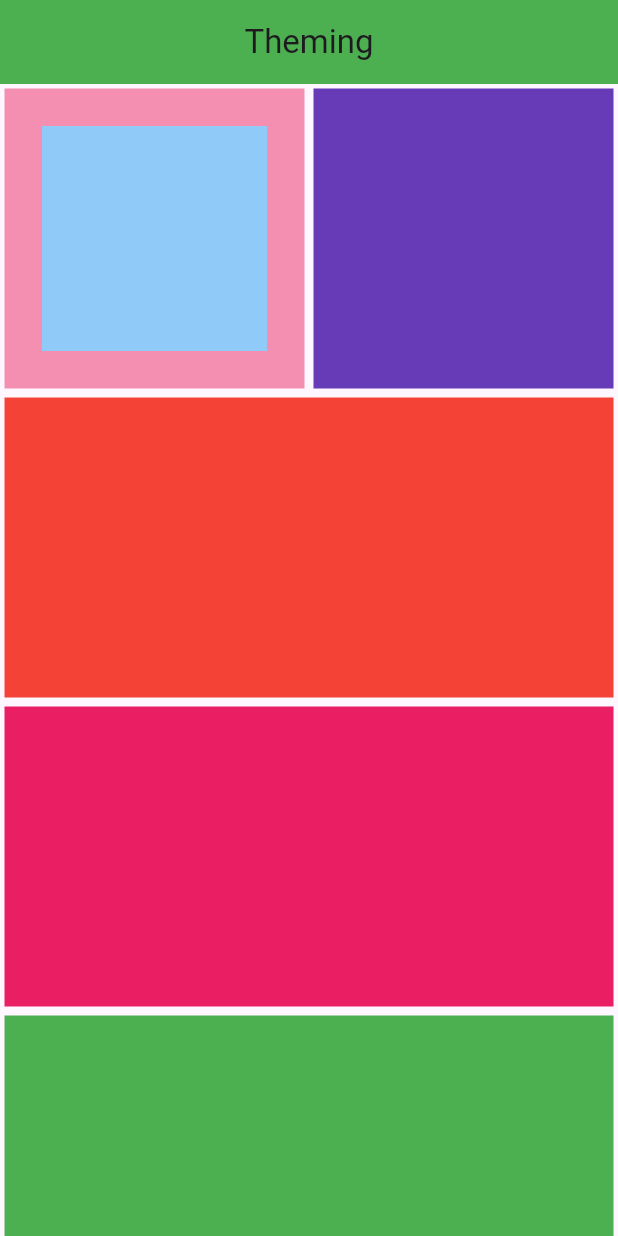
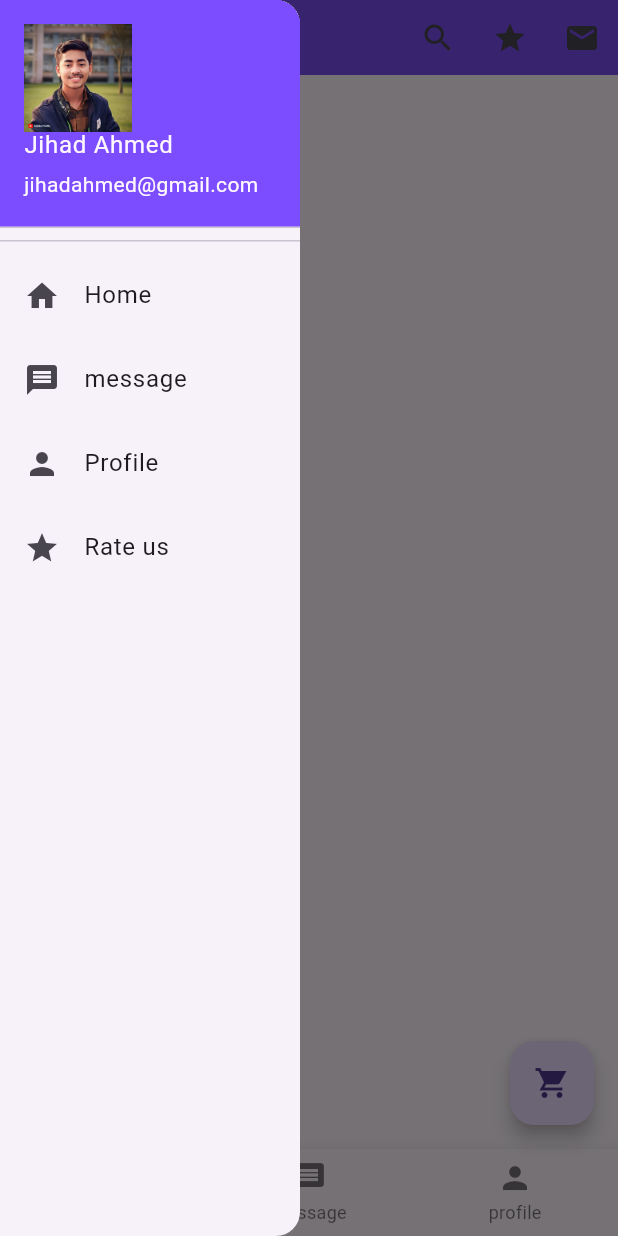
Before and after one commit to mdjihad2006/Practice_Project, a Flutter app: the screen it shows after launch, with the side drawer open (before the commit the screen has no drawer), on a phone screen of 412 x 824 dp. Run offline on Flutter 3.47's test engine with Material 3 defaults, Android fonts, the phone set to English and light mode, and no system bars; our stand-ins replace device_preview.

Commit message:
Simple app

```diff
--- a/lib/main.dart
+++ b/lib/main.dart
@@ -1,27 +1,35 @@
+import 'package:device_preview/device_preview.dart';
+import 'package:flutter/foundation.dart';
 import 'package:flutter/material.dart';
-import 'package:flutter/rendering.dart';
 
 void main() {
-  runApp(const MyApp());
+  runApp(DevicePreview(
+    enabled: !kReleaseMode,
+    builder: (context) => MyApp(), // Wrap your app
+  ),);
 }
 
 class MyApp extends StatelessWidget {
   const MyApp({super.key});
 
+
   @override
   Widget build(BuildContext context) {
     return  MaterialApp(
-      home: const HomeActivity(),
+      debugShowCheckedModeBanner: false,
+      home:   HomeActivity(),
       title: 'Theming',
       theme: ThemeData(
         appBarTheme: const AppBarTheme(
-          backgroundColor: Colors.green,
-          centerTitle: true,
+          backgroundColor: Colors.deepPurpleAccent,
+          toolbarHeight: 50,
+          elevation: 10,
         ),
       ),
     );
   }
 }
+
 class HomeActivity extends StatefulWidget{
   const HomeActivity({super.key});
 
@@ -31,147 +39,88 @@ class HomeActivity extends StatefulWidget{
 }
 class HomeState extends State<HomeActivity>{
 
+void  mySnackBar(BuildContext context,String message){
+    ScaffoldMessenger.of(context).showSnackBar(
+        SnackBar(content: Text(message),)
+    );
+  }
   @override
   Widget build(BuildContext context) {
-
-
     return Scaffold(
       appBar: AppBar(
-        title: const Text('Theming'),
+        toolbarOpacity: 1,
+        title: Text('Hello'),
+        actions: [
+          IconButton(onPressed: (){
+            mySnackBar(context,'Searching product');
+          }, icon: Icon(Icons.search)),
+          IconButton(onPressed: (){
+            mySnackBar(context,'Rate us');
+          }, icon: Icon(Icons.star)),
+          IconButton(onPressed: (){
+            mySnackBar(context, 'Write Email');
+          }, icon: Icon(Icons.email)),
+        ],
       ),
-
-      // body: Center(
-      //   child: Stack(
-      //     //alignment: Alignment.center,
-      //     clipBehavior: Clip.none,
-      //     textDirection: TextDirection.ltr,      // Stack widget
-      //     children: [
-      //       Container(
-      //         height: 250,
-      //         width: 250,
-      //         color: Colors.deepPurple,
-      //       ),
-      //       Positioned(
-      //         top: -10,
-      //         left: -10,
-      //         child: Container(
-      //           height: 200,
-      //           width: 200,
-      //           color: Colors.pink,
-      //         ),
-      //       ),
-      //       Positioned(
-      //         bottom: -10,
-      //         right: -10,
-      //         child: Container(
-      //           height: 150,
-      //           width: 150,
-      //           color: Colors.deepOrangeAccent,
-      //         ),
-      //       ),
-      //       Text('Hey Hello')
-      //     ],
-      //   ),
-      // ),
-
-      body: Center(
-        child: SingleChildScrollView(
-          child: Column(
+      floatingActionButton: FloatingActionButton(
+        elevation: 5,
+        focusColor: Colors.pink,
+        onPressed: (){
+        mySnackBar(context,'Adding product');
+      },child: Icon(Icons.shopping_cart_sharp),),
+      drawer: Drawer(
+        width: 200,
+        child: ListView(
           children: [
-              SingleChildScrollView(
-                scrollDirection: Axis.horizontal,          // Row , Column , Stack
-                child: Row(
-                  children: [
-                    Padding(
-                      padding: const EdgeInsets.all(3.0),
-                      child: Stack(
-                          alignment: Alignment.center,
-                          children: [
-                            Container(
-                              height: 200,
-                              width: 200,
-                              color: Colors.pink.shade200,
+            DrawerHeader(
+              padding: EdgeInsets.all(0),
+              child: UserAccountsDrawerHeader(
+                decoration: BoxDecoration(
+                  color: Colors.deepPurpleAccent
                 ),
-                            Container(
-                              height: 150,
-                              width: 150,
-                              color: Colors.blue.shade200,
-                            ),
-                          ]
+                  accountName: Text('Jihad Ahmed'),
+                  accountEmail: Text('jihadahmed@gmail.com'),
+                  currentAccountPicture: Image.asset('assets/images/My.png',),
               ),
             ),
-                    Padding(
-                      padding: const EdgeInsets.all(3.0),
-                      child: Container(
-                        height: 200,
-                        width: 200,
-                        color: Colors.deepPurple,
+            ListTile(
+              title: Text('Home'),onTap: (){ mySnackBar(context,'This is Home');},
+              leading: Icon(Icons.home,),
             ),
+            ListTile(
+              title: Text('message'),onTap: (){ mySnackBar(context,'Showing Message');},
+              leading: Icon(Icons.message),
             ),
-                    Padding(
-                      padding: const EdgeInsets.all(3.0),
-                      child: Container(
-                        height: 200,
-                        width: 200,
-                        color: Colors.limeAccent,
+            ListTile(
+              title: Text('Profile'),onTap: (){ mySnackBar(context,'My profile');},
+              leading: Icon(Icons.person),
             ),
-                    ),
-                    Padding(
-                      padding: const EdgeInsets.all(3.0),
-                      child: Container(
-                        height: 200,
-                        width: 200,
-                        color: Colors.blueAccent,
-                      ),
-                    ),
-                    Padding(
-                      padding: const EdgeInsets.all(3.0),
-                      child: Stack(
-                        alignment: Alignment.center,
-                        children: [
-                          Container(
-                          height: 200,
-                          width: 200,
-                          color: Colors.amber.shade200,
-                        ),
-                          Container(
-                            height: 150,
-                            width: 150,
-                            color: Colors.blue.shade200,
-                          ),
-                       ]
-                      ),
+            ListTile(
+              title: Text('Rate us'),onTap: (){ mySnackBar(context,'Rating us');},
+              leading: Icon(Icons.star),
             )
           ],
         ),
       ),
-              Padding(
-                padding: const EdgeInsets.all(3.0),
-                child: Container(
-                  height: 200,
-                  width: double.infinity,
-                  color: Colors.red,
-                ),
-              ),
-              Padding(
-                padding: const EdgeInsets.all(3.0),
-                child: Container(
-                  height: 200,
-                  width: double.infinity,
-                  color: Colors.pink,
-                ),
-              ),
-              Padding(
-                padding: const EdgeInsets.all(3.0),
-                child: Container(
-                  height: 200,
-                  width: double.infinity,
-                  color: Colors.green,
-                ),
-              )
+      bottomNavigationBar: BottomNavigationBar(
+          items: [
+            BottomNavigationBarItem(icon: Icon(Icons.home),label:'Home'),
+
+            BottomNavigationBarItem(icon: Icon(Icons.message),label:'Message'),
+
+            BottomNavigationBarItem(icon: Icon(Icons.person),label:'profile'),
           ],
-          ),
-        ),
+        onTap: (int index){
+            if(index == 1){
+              mySnackBar(context,'This is Home');
+            }
+            else if(index == 2){
+              mySnackBar(context,'Showing Message');
+            }
+            else if(index == 3){
+              mySnackBar(context,'My profile');
+            }
+        },
       ),
     );
   }
--- a/pubspec.yaml
+++ b/pubspec.yaml
@@ -35,6 +35,7 @@ dependencies:
   # The following adds the Cupertino Icons font to your application.
   # Use with the CupertinoIcons class for iOS style icons.
   cupertino_icons: ^1.0.6
+  device_preview: ^1.2.0
 
 dev_dependencies:
   flutter_test:
```
Also changed, not shown: assets/images/My.png (added), pubspec.lock. Lines whose indentation alone changed are shown as unchanged.
